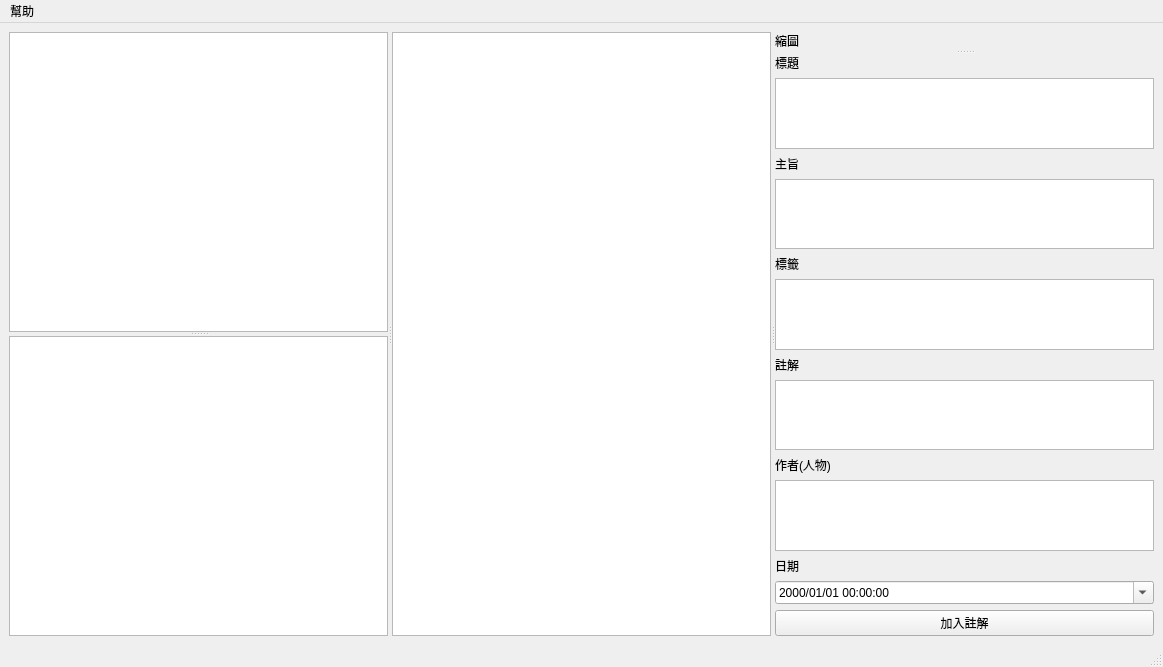
Qt form mainwindow.ui (pablo-new17/ImageViewer) before a commit.
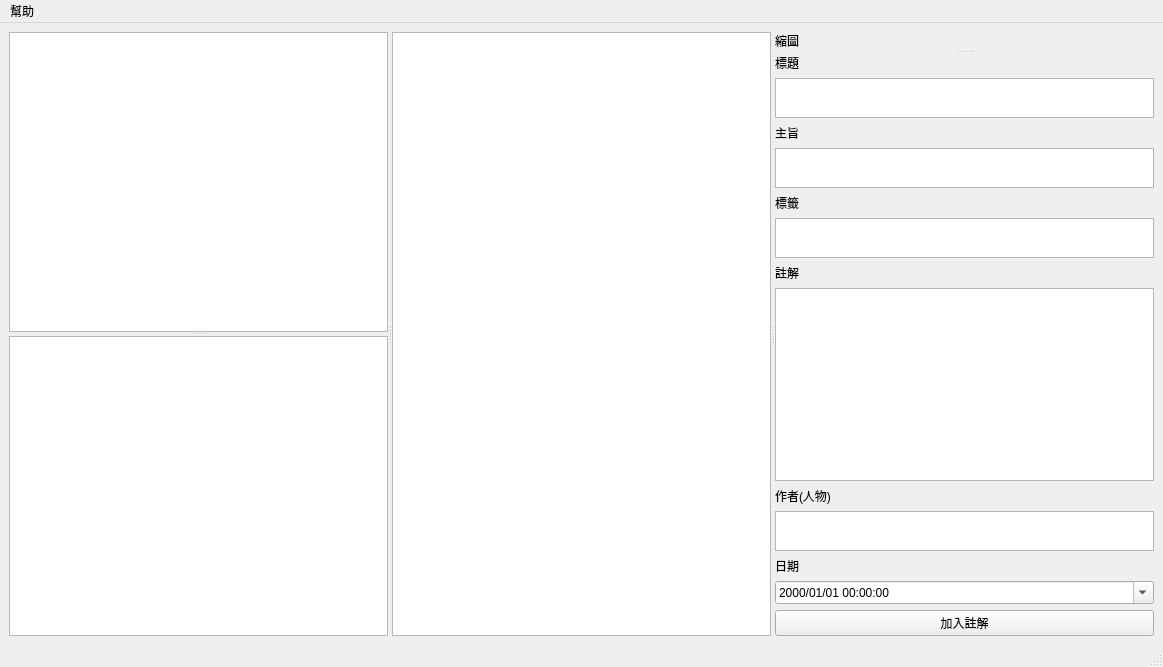
The same form after that commit.

```diff
--- a/mainwindow.ui
+++ b/mainwindow.ui
@@ -62,7 +62,20 @@
           </widget>
          </item>
          <item>
-          <widget class="QTextEdit" name="textEdit_Title"/>
+          <widget class="QTextEdit" name="textEdit_Title">
+           <property name="sizePolicy">
+            <sizepolicy hsizetype="MinimumExpanding" vsizetype="Expanding">
+             <horstretch>0</horstretch>
+             <verstretch>0</verstretch>
+            </sizepolicy>
+           </property>
+           <property name="maximumSize">
+            <size>
+             <width>16777215</width>
+             <height>40</height>
+            </size>
+           </property>
+          </widget>
          </item>
          <item>
           <widget class="QLabel" name="label_2">
@@ -72,7 +85,20 @@
           </widget>
          </item>
          <item>
-          <widget class="QTextEdit" name="textEdit_Subject"/>
+          <widget class="QTextEdit" name="textEdit_Subject">
+           <property name="sizePolicy">
+            <sizepolicy hsizetype="MinimumExpanding" vsizetype="Expanding">
+             <horstretch>0</horstretch>
+             <verstretch>0</verstretch>
+            </sizepolicy>
+           </property>
+           <property name="maximumSize">
+            <size>
+             <width>16777215</width>
+             <height>40</height>
+            </size>
+           </property>
+          </widget>
          </item>
          <item>
           <widget class="QLabel" name="label_3">
@@ -82,7 +108,20 @@
           </widget>
          </item>
          <item>
-          <widget class="QTextEdit" name="textEdit_Tags"/>
+          <widget class="QTextEdit" name="textEdit_Tags">
+           <property name="sizePolicy">
+            <sizepolicy hsizetype="MinimumExpanding" vsizetype="Expanding">
+             <horstretch>0</horstretch>
+             <verstretch>0</verstretch>
+            </sizepolicy>
+           </property>
+           <property name="maximumSize">
+            <size>
+             <width>16777215</width>
+             <height>40</height>
+            </size>
+           </property>
+          </widget>
          </item>
          <item>
           <widget class="QLabel" name="label_4">
@@ -102,7 +141,20 @@
           </widget>
          </item>
          <item>
-          <widget class="QTextEdit" name="textEdit_Authors"/>
+          <widget class="QTextEdit" name="textEdit_Authors">
+           <property name="sizePolicy">
+            <sizepolicy hsizetype="MinimumExpanding" vsizetype="Expanding">
+             <horstretch>0</horstretch>
+             <verstretch>0</verstretch>
+            </sizepolicy>
+           </property>
+           <property name="maximumSize">
+            <size>
+             <width>16777215</width>
+             <height>40</height>
+            </size>
+           </property>
+          </widget>
          </item>
          <item>
           <widget class="QLabel" name="label_6">
```
